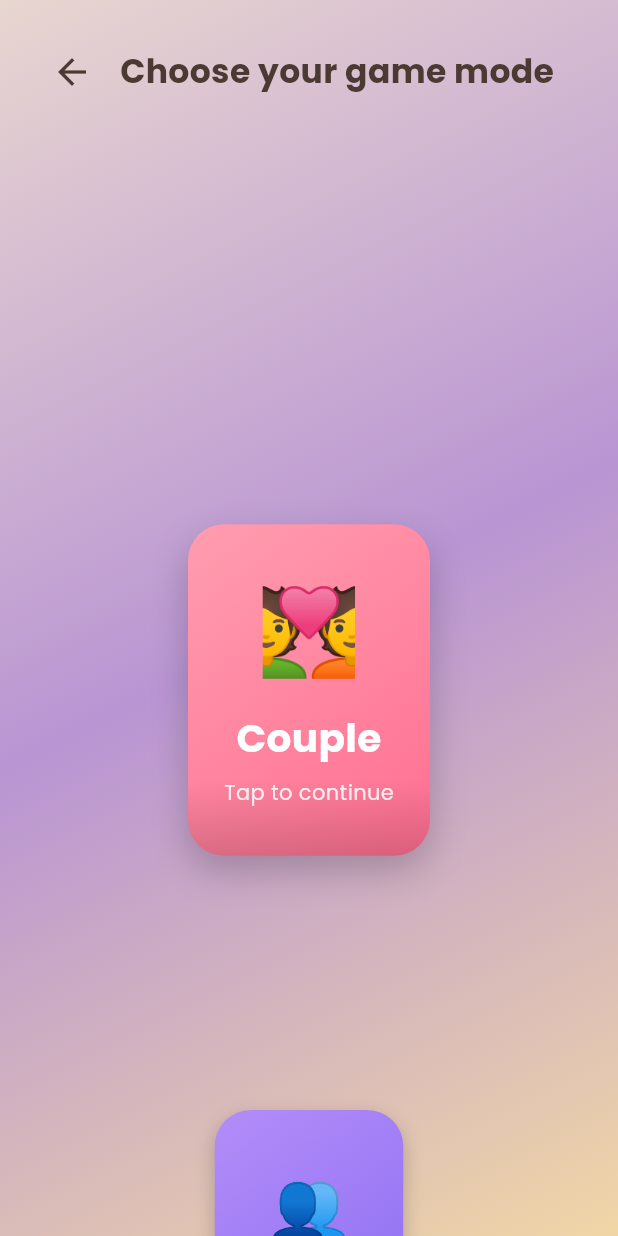
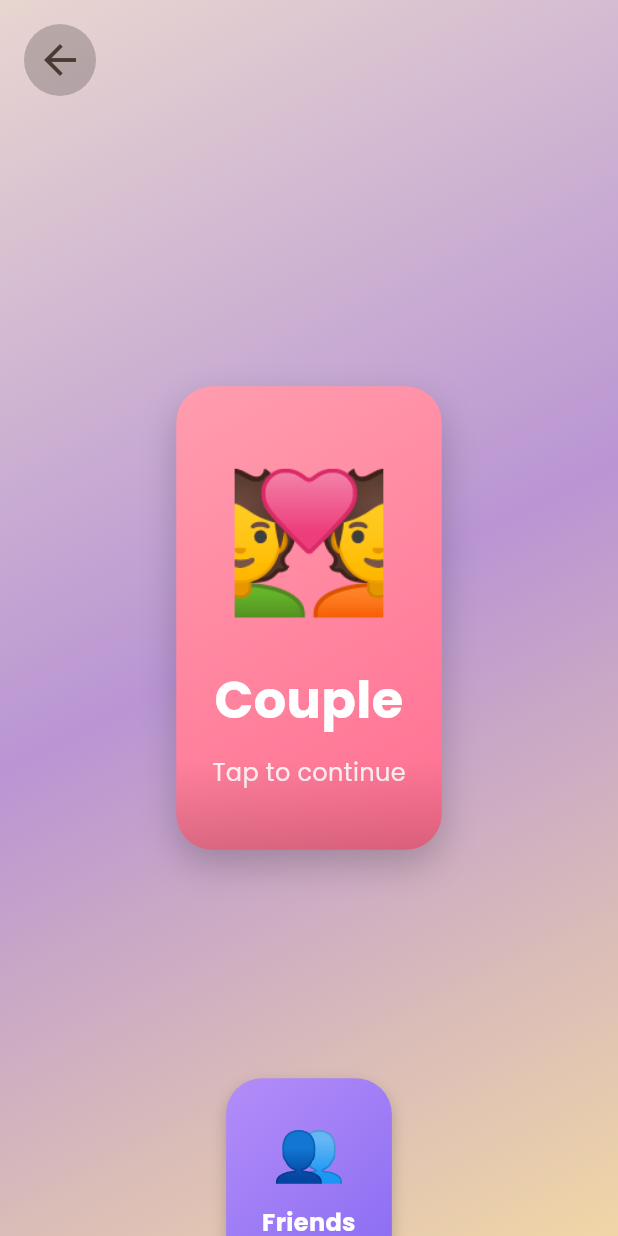
Before and after one commit to 97stenhoj-cloud/flutter_first_app, a Flutter app: the GameModeSelectionPage screen opened directly with empty values, on a phone screen of 412 x 824 dp. Run offline on Flutter 3.47's test engine with Material 3 defaults, Android fonts, the light colour scheme and no system bars; our stand-ins replace flutter_card_swiper, google_fonts, google_mobile_ads, google_sign_in, sign_in_with_apple, supabase_flutter and 1 more; accounts and stored records are empty; network calls fail.

Commit message:
game mode selector part 2

```diff
--- a/lib/features/game/presentation/pages/game_mode_selection_page.dart
+++ b/lib/features/game/presentation/pages/game_mode_selection_page.dart
@@ -21,7 +21,7 @@ class GameModeSelectionPage extends StatefulWidget {
 
 class _GameModeSelectionPageState extends State<GameModeSelectionPage> {
   final PageController _pageController = PageController(
-    viewportFraction: 0.5, // Show 50% of each card, so you see current + parts of prev/next
+    viewportFraction: 0.45,
     initialPage: 0,
   );
   int currentPage = 0;
@@ -107,48 +107,16 @@ class _GameModeSelectionPageState extends State<GameModeSelectionPage> {
 
   @override
   Widget build(BuildContext context) {
-    final l10n = AppLocalizations.of(context)!;
     final gameModes = getGameModes(context);
 
     return Scaffold(
       body: Container(
         decoration: ThemeHelper.getBackgroundDecoration(widget.isDarkMode),
         child: SafeArea(
-          child: Column(
+          child: Stack(
             children: [
-              // Header
-              Padding(
-                padding: const EdgeInsets.all(AppConstants.defaultPadding),
-                child: Row(
-                  children: [
-                    IconButton(
-                      onPressed: () => Navigator.pop(context),
-                      icon: Icon(
-                        Icons.arrow_back,
-                        color: ThemeHelper.getHeadingTextColor(widget.isDarkMode),
-                        size: 28,
-                      ),
-                    ),
-                    const SizedBox(width: 8),
-                    Expanded(
-                      child: Text(
-                        l10n.chooseGameMode,
-                        style: GoogleFonts.poppins(
-                          fontSize: 22,
-                          fontWeight: FontWeight.bold,
-                          color: ThemeHelper.getHeadingTextColor(widget.isDarkMode),
-                        ),
-                        overflow: TextOverflow.ellipsis,
-                        maxLines: 1,
-                      ),
-                    ),
-                  ],
-                ),
-              ),
-
-              // Vertical Carousel
-              Expanded(
-                child: PageView.builder(
+              // Vertical Carousel - Full screen
+              PageView.builder(
                 controller: _pageController,
                 scrollDirection: Axis.vertical,
                 itemCount: gameModes.length,
@@ -167,6 +135,22 @@ class _GameModeSelectionPageState extends State<GameModeSelectionPage> {
                     index: index,
                   );
                 },
+              ),
+
+              // Back button overlay (top left)
+              Positioned(
+                top: 16,
+                left: 16,
+                child: IconButton(
+                  onPressed: () => Navigator.pop(context),
+                  icon: Icon(
+                    Icons.arrow_back,
+                    color: ThemeHelper.getHeadingTextColor(widget.isDarkMode),
+                    size: 32,
+                  ),
+                  style: IconButton.styleFrom(
+                    backgroundColor: Colors.black.withValues(alpha: 0.2),
+                  ),
                 ),
               ),
             ],
@@ -196,9 +180,9 @@ class _GameModeSelectionPageState extends State<GameModeSelectionPage> {
           final page = _pageController.page ?? currentPage.toDouble();
           final distanceFromCenter = (page - index).abs();
 
-          // Subtle scaling - keep all visible cards readable
-          scale = (1.0 - (distanceFromCenter * 0.2)).clamp(0.8, 1.0);
-          opacity = (1.0 - (distanceFromCenter * 0.4)).clamp(0.5, 1.0);
+          // Dramatic scaling - current is 2x, others are 0.5x (half size)
+          scale = (1.0 - (distanceFromCenter * 0.5)).clamp(0.5, 1.0);
+          opacity = (1.0 - (distanceFromCenter * 0.5)).clamp(0.4, 1.0);
         }
 
         return Center(
@@ -207,7 +191,7 @@ class _GameModeSelectionPageState extends State<GameModeSelectionPage> {
             child: Opacity(
               opacity: opacity,
               child: Padding(
-                padding: const EdgeInsets.symmetric(horizontal: 24, vertical: 8),
+                padding: const EdgeInsets.symmetric(horizontal: 24, vertical: 2),
                 child: GestureDetector(
                   onTap: onPressed,
                   child: Container(
@@ -221,16 +205,21 @@ class _GameModeSelectionPageState extends State<GameModeSelectionPage> {
                       boxShadow: [
                         BoxShadow(
                           color: Colors.black.withValues(alpha: widget.isDarkMode ? 0.4 : 0.2),
-                          blurRadius: isCurrentPage ? 20 : 10,
-                          offset: Offset(0, isCurrentPage ? 10 : 5),
+                          blurRadius: isCurrentPage ? 20 : 8,
+                          offset: Offset(0, isCurrentPage ? 10 : 4),
                         ),
                       ],
                     ),
                     child: Stack(
                       children: [
-                        // Content
-                        Padding(
-                          padding: const EdgeInsets.symmetric(vertical: 32, horizontal: 24),
+                        // Content - using SingleChildScrollView to prevent overflow
+                        SingleChildScrollView(
+                          physics: const NeverScrollableScrollPhysics(),
+                          child: Padding(
+                            padding: EdgeInsets.symmetric(
+                              vertical: isCurrentPage ? 40 : 20,
+                              horizontal: 24,
+                            ),
                             child: Column(
                               mainAxisAlignment: MainAxisAlignment.center,
                               mainAxisSize: MainAxisSize.min,
@@ -238,14 +227,14 @@ class _GameModeSelectionPageState extends State<GameModeSelectionPage> {
                                 Text(
                                   emoji,
                                   style: TextStyle(
-                                  fontSize: isCurrentPage ? 56 : 44,
+                                    fontSize: isCurrentPage ? 90 : 40, // Slightly reduced from 96
                                   ),
                                 ),
-                              const SizedBox(height: 12),
+                                SizedBox(height: isCurrentPage ? 16 : 8),
                                 Text(
                                   text,
                                   style: GoogleFonts.poppins(
-                                  fontSize: isCurrentPage ? 26 : 20,
+                                    fontSize: isCurrentPage ? 34 : 16, // Slightly reduced from 36
                                     fontWeight: FontWeight.bold,
                                     color: Colors.white,
                                   ),
@@ -254,16 +243,17 @@ class _GameModeSelectionPageState extends State<GameModeSelectionPage> {
                                   overflow: TextOverflow.ellipsis,
                                 ),
                                 if (isCurrentPage) ...[
-                                const SizedBox(height: 8),
+                                  const SizedBox(height: 12),
                                   Text(
                                     'Tap to continue',
                                     style: GoogleFonts.poppins(
-                                    fontSize: 14,
+                                      fontSize: 16,
                                       color: Colors.white.withValues(alpha: 0.9),
                                     ),
                                   ),
                                 ],
                               ],
+                            ),
                           ),
                         ),
 
@@ -274,7 +264,7 @@ class _GameModeSelectionPageState extends State<GameModeSelectionPage> {
                             left: 0,
                             right: 0,
                             child: Container(
-                              height: 50,
+                              height: 60,
                               decoration: BoxDecoration(
                                 gradient: LinearGradient(
                                   begin: Alignment.topCenter,
```
Lines whose indentation alone changed are shown as unchanged.
